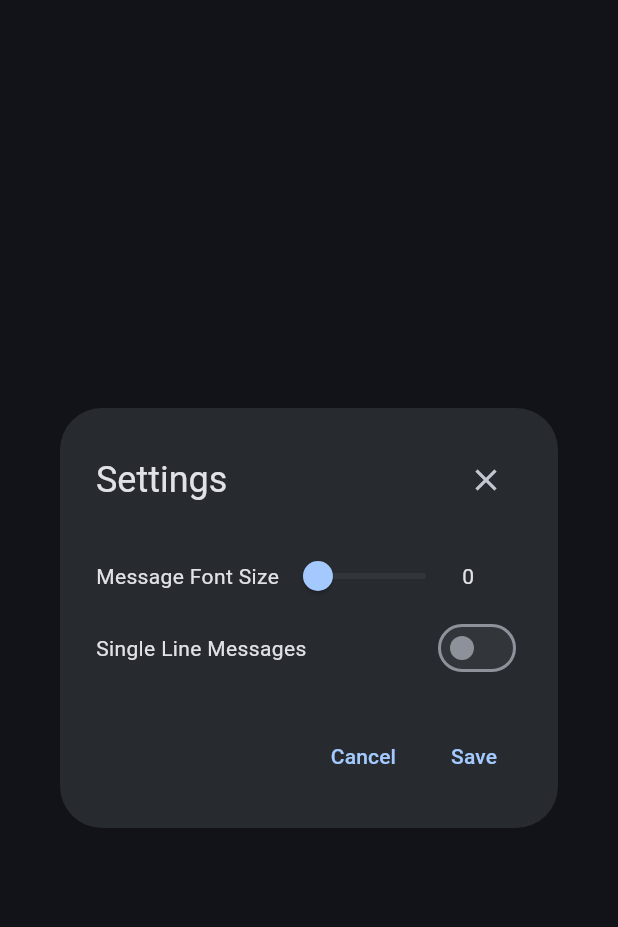
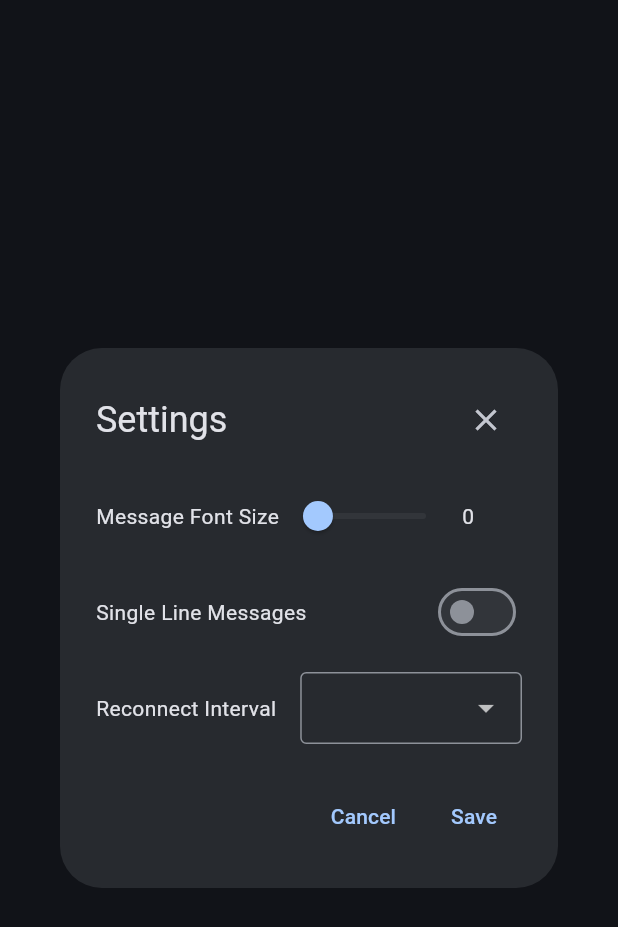
Before and after one commit to nverbeek/nats_client_flutter, a Flutter app: the SettingsDialog widget shown alone on an empty page, opened directly with empty values, on a phone screen of 412 x 824 dp. Shown: the top 927 px of the screen. Run offline on Flutter 3.47's test engine with Material 3 defaults, Android fonts, the phone set to English and light mode, and no system bars; our stand-ins replace file_picker, flutter_svg, loader_overlay, package_info_plus, shared_preferences; missing offline and left inert: dart_nats, flutter_highlighter, markdown_widget, window_manager; accounts and stored records are empty.

Commit message:
Added new reconnect interval setting

```diff
--- a/lib/constants.dart
+++ b/lib/constants.dart
@@ -41,3 +41,7 @@ const String prefLastWidth = "LAST_WIDTH";
 const String prefLastHeight = "LAST_HEIGHT";
 const String prefLastPositionX = "LAST_POSITION_X";
 const String prefLastPositionY = "LAST_POSITION_Y";
+const String prefRetryInterval = "RETRY_INTERVAL";
+
+// retry interval options (in seconds)
+const int defaultRetryInterval = 10;
--- a/lib/settings_dialog.dart
+++ b/lib/settings_dialog.dart
@@ -3,12 +3,14 @@ import 'package:flutter/material.dart';
 class SettingsDialog extends StatefulWidget {
   final double initialFontSize;
   final bool initialSingleLine;
-  final void Function(double, bool) onSave;
+  final int initialRetryInterval;
+  final void Function(double, bool, int) onSave;
 
   const SettingsDialog({
     super.key,
     required this.initialFontSize,
     required this.initialSingleLine,
+    required this.initialRetryInterval,
     required this.onSave,
   });
 
@@ -19,12 +21,14 @@ class SettingsDialog extends StatefulWidget {
 class _SettingsDialogState extends State<SettingsDialog> {
   late double tempFontSize;
   late bool tempSingleLine;
+  late int tempRetryInterval;
 
   @override
   void initState() {
     super.initState();
     tempFontSize = widget.initialFontSize;
     tempSingleLine = widget.initialSingleLine;
+    tempRetryInterval = widget.initialRetryInterval;
   }
 
   @override
@@ -69,6 +73,7 @@ class _SettingsDialogState extends State<SettingsDialog> {
               ),
             ],
           ),
+          const SizedBox(height: 16),
           Row(
             mainAxisAlignment: MainAxisAlignment.spaceBetween,
             children: [
@@ -80,6 +85,33 @@ class _SettingsDialogState extends State<SettingsDialog> {
                     tempSingleLine = v;
                   });
                 },
+              ),
+            ],
+          ),
+          const SizedBox(height: 16),
+          Row(
+            children: [
+              const Text('Reconnect Interval'),
+              const SizedBox(width: 16),
+              Expanded(
+                child: DropdownButtonFormField<int>(
+                  value: tempRetryInterval,
+                  decoration: const InputDecoration(
+                    border: OutlineInputBorder(),
+                    contentPadding: EdgeInsets.symmetric(horizontal: 12, vertical: 8),
+                  ),
+                  items: const [
+                    DropdownMenuItem(value: 3, child: Text('3 seconds')),
+                    DropdownMenuItem(value: 5, child: Text('5 seconds')),
+                    DropdownMenuItem(value: 10, child: Text('10 seconds')),
+                    DropdownMenuItem(value: 30, child: Text('30 seconds')),
+                  ],
+                  onChanged: (value) {
+                    setState(() {
+                      tempRetryInterval = value!;
+                    });
+                  },
+                ),
               ),
             ],
           ),
@@ -95,7 +127,7 @@ class _SettingsDialogState extends State<SettingsDialog> {
         TextButton(
           child: const Text('Save'),
           onPressed: () {
-            widget.onSave(tempFontSize, tempSingleLine);
+            widget.onSave(tempFontSize, tempSingleLine, tempRetryInterval);
             Navigator.of(context).pop();
           },
         ),
```
Also changed, not shown: lib/main.dart (+10 -2 lines), 1 other file.
